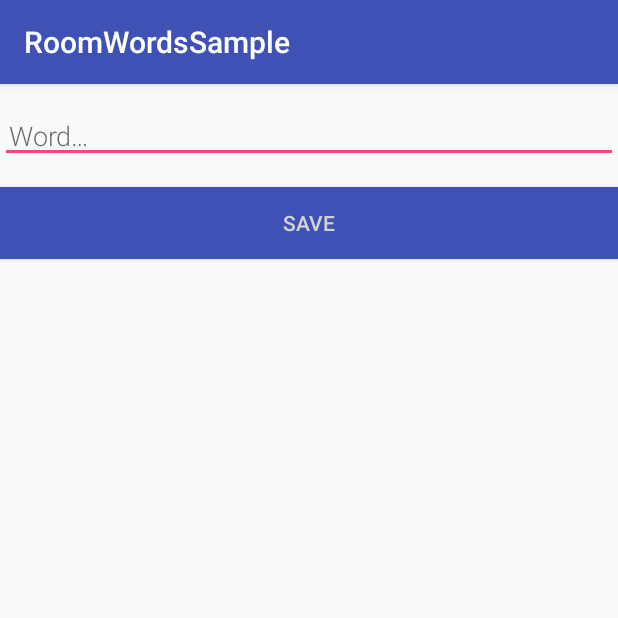
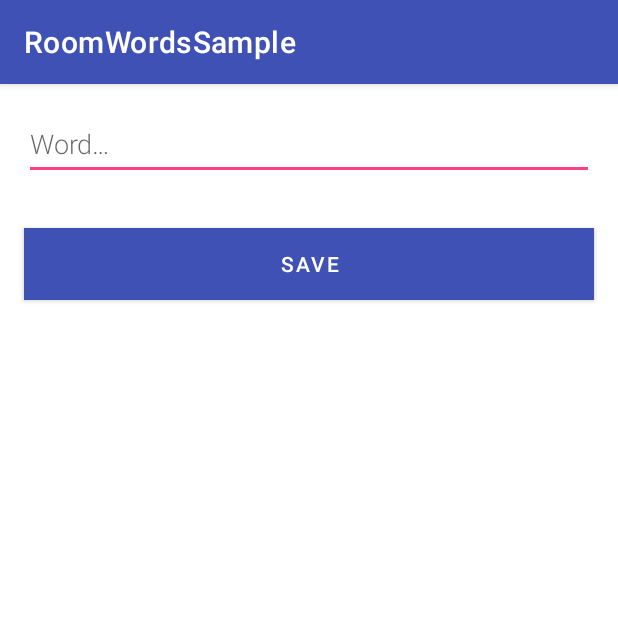
Before and after one commit to android/codelab-android-room-with-a-view, an Android app: the NewWordActivity screen opened directly, with no data from a screen before it, on a phone screen of 412 x 824 dp, the top half of it. Run offline under Robolectric (Android 15) with nearby library versions, the phone set to English and light mode, and no system bars.

Commit message:
Make the app look more Material

```diff
--- a/app/src/main/AndroidManifest.xml
+++ b/app/src/main/AndroidManifest.xml
@@ -11,8 +11,7 @@
         android:theme="@style/AppTheme">
         <activity
             android:name=".MainActivity"
-            android:label="@string/app_name"
-            android:theme="@style/AppTheme.NoActionBar">
+            android:label="@string/app_name">
             <intent-filter>
                 <action android:name="android.intent.action.MAIN" />
 
--- a/app/src/main/res/layout/activity_main.xml
+++ b/app/src/main/res/layout/activity_main.xml
@@ -30,8 +30,8 @@ So, we are leaving the template code in. -->
         android:id="@+id/recyclerview"
         android:layout_width="0dp"
         android:layout_height="0dp"
-        android:background="@android:color/darker_gray"
         tools:listitem="@layout/recyclerview_item"
+        android:padding="@dimen/big_padding"
         app:layout_constraintBottom_toBottomOf="parent"
         app:layout_constraintLeft_toLeftOf="parent"
         app:layout_constraintRight_toRightOf="parent"
@@ -44,6 +44,7 @@ So, we are leaving the template code in. -->
         android:layout_width="wrap_content"
         android:layout_height="wrap_content"
         android:layout_margin="16dp"
+        android:contentDescription="@string/add_word"
         android:src="@drawable/ic_add_black_24dp"/>
 
 </androidx.constraintlayout.widget.ConstraintLayout>
--- a/app/src/main/res/layout/activity_new_word.xml
+++ b/app/src/main/res/layout/activity_new_word.xml
@@ -15,19 +15,19 @@ See the License for the specific language governing permissions and
 limitations under the License. -->
 
 <LinearLayout xmlns:android="http://schemas.android.com/apk/res/android"
-    android:orientation="vertical" android:layout_width="match_parent"
+    android:orientation="vertical"
+    android:layout_width="match_parent"
     android:layout_height="match_parent">
 
     <EditText
         android:id="@+id/edit_word"
         android:layout_width="match_parent"
         android:layout_height="wrap_content"
+        android:minHeight="@dimen/min_height"
         android:fontFamily="sans-serif-light"
         android:hint="@string/hint_word"
         android:inputType="textAutoComplete"
-        android:padding="@dimen/small_padding"
-        android:layout_marginBottom="@dimen/big_padding"
-        android:layout_marginTop="@dimen/big_padding"
+        android:layout_margin="@dimen/big_padding"
         android:textSize="18sp" />
 
     <Button
@@ -36,6 +36,7 @@ limitations under the License. -->
         android:layout_height="wrap_content"
         android:background="@color/colorPrimary"
         android:text="@string/button_save"
+        android:layout_margin="@dimen/big_padding"
         android:textColor="@color/buttonLabel" />
 
 </LinearLayout>
--- a/app/src/main/res/layout/content_main.xml
+++ b/app/src/main/res/layout/content_main.xml
@@ -32,7 +32,6 @@ limitations under the License. -->
         android:id="@+id/recyclerview"
         android:layout_width="match_parent"
         android:layout_height="match_parent"
-        android:background="@android:color/darker_gray"
         tools:listitem="@layout/recyclerview_item"/>
 
 </androidx.constraintlayout.widget.ConstraintLayout>
--- a/app/src/main/res/layout/recyclerview_item.xml
+++ b/app/src/main/res/layout/recyclerview_item.xml
@@ -14,7 +14,8 @@ See the License for the specific language governing permissions and
 limitations under the License. -->
 
 <LinearLayout xmlns:android="http://schemas.android.com/apk/res/android"
-    android:orientation="vertical" android:layout_width="match_parent"
+    android:orientation="vertical"
+    android:layout_width="match_parent"
     android:layout_height="wrap_content">
 
     <TextView
--- a/app/src/main/res/values/colors.xml
+++ b/app/src/main/res/values/colors.xml
@@ -17,5 +17,5 @@ limitations under the License. -->
     <color name="colorPrimary">#3F51B5</color>
     <color name="colorPrimaryDark">#303F9F</color>
     <color name="colorAccent">#FF4081</color>
-    <color name="buttonLabel">#d3d3d3</color>
+    <color name="buttonLabel">#FFFFFF</color>
 </resources>
--- a/app/src/main/res/values/dimens.xml
+++ b/app/src/main/res/values/dimens.xml
@@ -13,6 +13,7 @@ See the License for the specific language governing permissions and
 limitations under the License. -->
 
 <resources>
-    <dimen name="small_padding">6dp</dimen>
+    <dimen name="small_padding">8dp</dimen>
     <dimen name="big_padding">16dp</dimen>
+    <dimen name="min_height">48dp</dimen>
 </resources>
--- a/app/src/main/res/values/strings.xml
+++ b/app/src/main/res/values/strings.xml
@@ -18,4 +18,5 @@ limitations under the License. -->
     <string name="hint_word">Word…</string>
     <string name="button_save">Save</string>
     <string name="empty_not_saved">Word not saved because it is empty.</string>
+    <string name="add_word">Add word</string>
 </resources>
--- a/app/src/main/res/values/styles.xml
+++ b/app/src/main/res/values/styles.xml
@@ -15,21 +15,12 @@ limitations under the License. -->
 <resources>
 
     <!-- Base application theme. -->
-    <style name="AppTheme" parent="Theme.AppCompat.Light.DarkActionBar">
+    <style name="AppTheme" parent="Theme.MaterialComponents.Light.DarkActionBar">
         <!-- Customize your theme here. -->
         <item name="colorPrimary">@color/colorPrimary</item>
         <item name="colorPrimaryDark">@color/colorPrimaryDark</item>
         <item name="colorAccent">@color/colorAccent</item>
     </style>
-
-    <style name="AppTheme.NoActionBar">
-        <item name="windowActionBar">false</item>
-        <item name="windowNoTitle">true</item>
-    </style>
-
-    <style name="AppTheme.AppBarOverlay" parent="ThemeOverlay.AppCompat.Dark.ActionBar" />
-
-    <style name="AppTheme.PopupOverlay" parent="ThemeOverlay.AppCompat.Light" />
 
     <!-- The default font for RecyclerView items is too small.
     The margin is a simple delimiter between the words. -->
```
